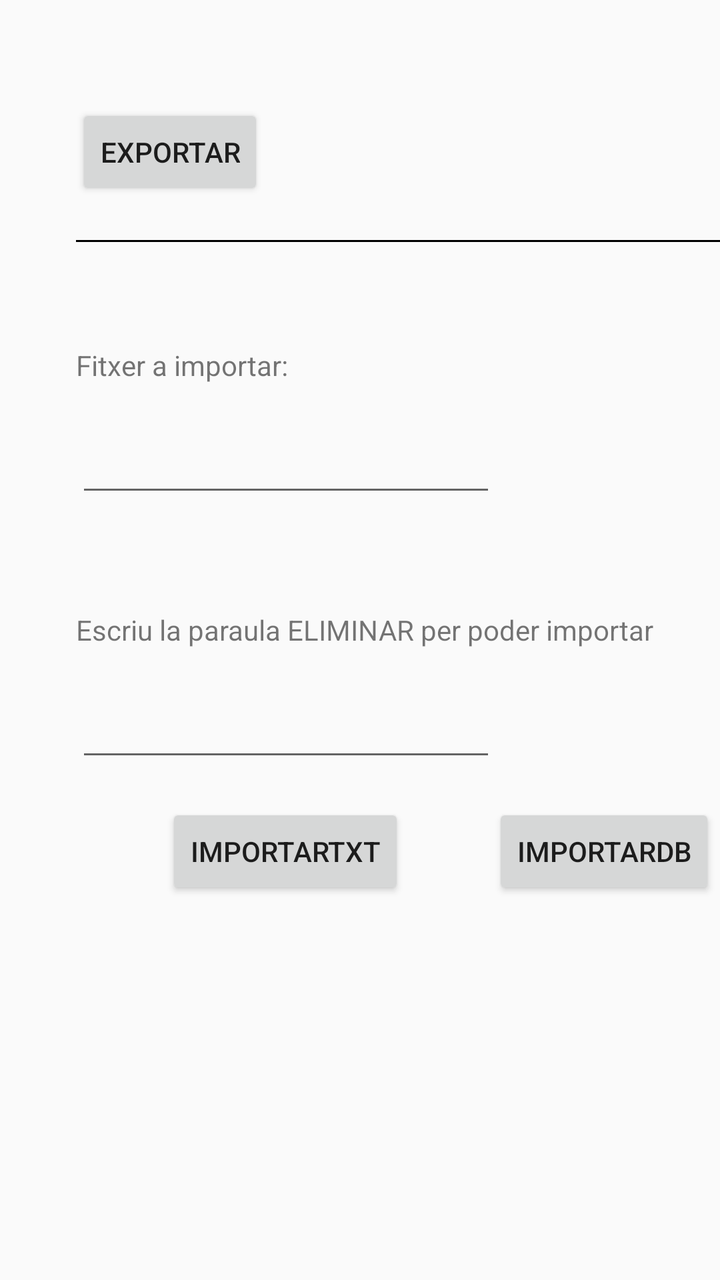
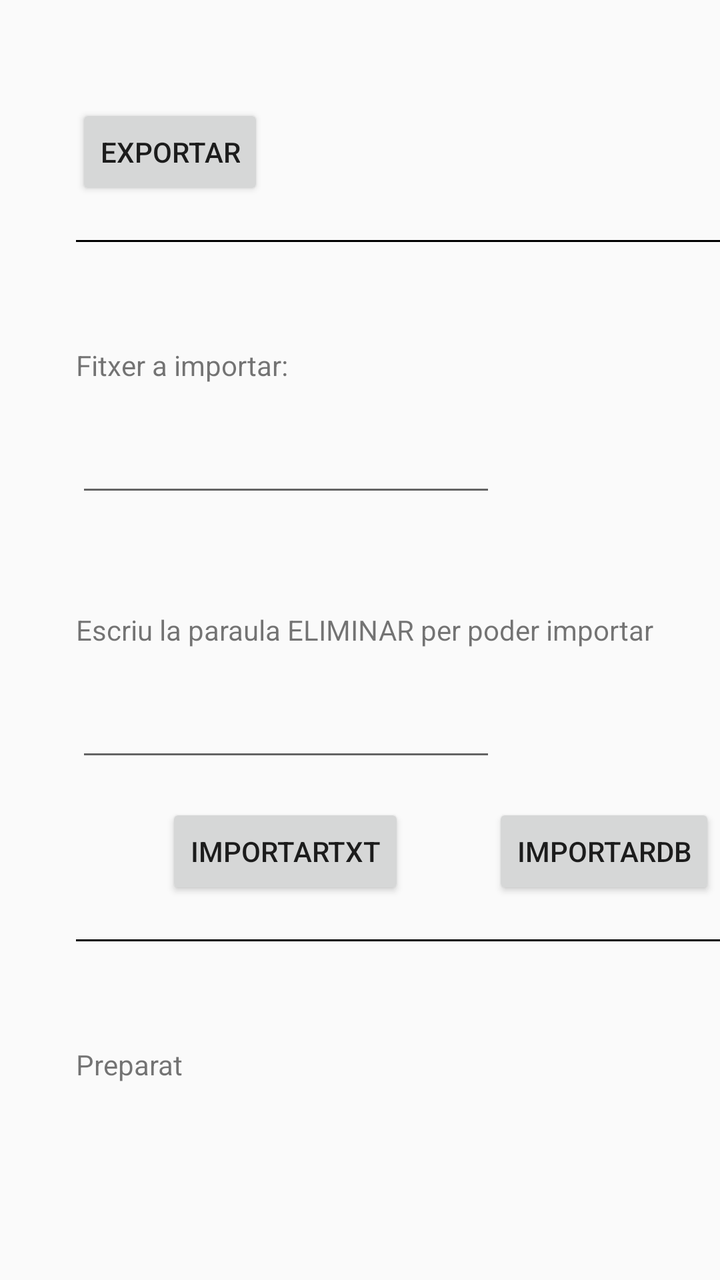

Screens rendered from an Android XML layout before and after an edit, with the pre-edit source and the edit as a unified diff.
<!-- AndroidManifest.xml: application theme AppTheme -->
<!-- res/layout/activity_import_export.xml -->
<?xml version="1.0" encoding="utf-8"?>
<androidx.constraintlayout.widget.ConstraintLayout xmlns:android="http://schemas.android.com/apk/res/android"
    xmlns:app="http://schemas.android.com/apk/res-auto"
    xmlns:tools="http://schemas.android.com/tools"
    android:layout_width="match_parent"
    android:layout_height="match_parent"
    tools:context="com.gruixuts.geniuscares.act_import_export">

    <LinearLayout
        android:layout_width="match_parent"
        android:layout_height="match_parent"
        android:layout_marginLeft="38dp"
        android:orientation="vertical">


        <Button
            android:id="@+id/cmdExportar"
            android:layout_width="wrap_content"
            android:layout_height="wrap_content"
            android:layout_marginTop="52dp"
            android:onClick="exportar"
            android:text="Exportar" />

        <View
            android:layout_width="fill_parent"
            android:layout_height="1dp"
            android:layout_marginTop="20dp"
            android:background="@android:color/black"/>

        <TextView
            android:layout_width="wrap_content"
            android:layout_height="wrap_content"
            android:layout_marginTop="52dp"
            android:text="Fitxer a importar:" />


        <EditText
            android:id="@+id/edtNomFitxerImport"
            android:layout_width="wrap_content"
            android:layout_height="wrap_content"
            android:layout_marginTop="20dp"
            android:ems="10"
            android:inputType="text"
            tools:ignore="SpeakableTextPresentCheck" />

        <TextView
            android:layout_width="wrap_content"
            android:layout_height="wrap_content"
            android:layout_marginTop="52dp"
            android:text="Escriu la paraula ELIMINAR per poder importar" />

        <EditText
            android:id="@+id/edtEliminarOk"
            android:layout_width="wrap_content"
            android:layout_height="wrap_content"
            android:ems="10"
            android:layout_marginTop="20dp"
            android:inputType="textPersonName" />

        <LinearLayout
            android:layout_width="match_parent"
            android:layout_height="match_parent"
            android:layout_marginLeft="1dp"
            android:orientation="horizontal">

            <Button
                android:id="@+id/cmdImportarTxt"
                android:layout_width="wrap_content"
                android:layout_height="wrap_content"
                android:layout_marginStart="44dp"
                android:layout_marginTop="16dp"
                android:onClick="ImportarTxt"
                android:text="ImportarTxt"
                app:layout_constraintStart_toStartOf="parent"
                app:layout_constraintTop_toBottomOf="@+id/edtEliminarOk" />
            <Button
                android:id="@+id/cmdImportarDb"
                android:layout_width="wrap_content"
                android:layout_height="wrap_content"
                android:layout_marginStart="44dp"
                android:layout_marginTop="16dp"
                android:onClick="ImportarDB"
                android:text="ImportarDB"
                app:layout_constraintStart_toStartOf="parent"
                app:layout_constraintTop_toBottomOf="@+id/edtEliminarOk" />
        </LinearLayout>

        <View
            android:layout_width="fill_parent"
            android:layout_height="1dp"
            android:layout_marginTop="20dp"
            android:background="@android:color/black"/>

        <TextView
            android:id="@+id/txtEstat"
            android:layout_width="wrap_content"
            android:layout_height="wrap_content"
            android:layout_marginTop="52dp"
            android:text="Preparat" />

    </LinearLayout>

</androidx.constraintlayout.widget.ConstraintLayout>
<!-- resources referenced by this layout -->
<resources>
  <style name="AppTheme" parent="Theme.AppCompat.Light.DarkActionBar">
          
          <item name="colorPrimary">@color/colorPrimary</item>
          <item name="colorPrimaryDark">@color/colorPrimaryDark</item>
          <item name="colorAccent">@color/colorAccent</item>
      </style>
  <color name="colorPrimary">#3F51B5</color>
  <color name="colorPrimaryDark">#303F9F</color>
  <color name="colorAccent">#FF4081</color>
</resources>

<!-- the commit's change to res/layout/activity_import_export.xml (unified diff, before → after) -->
@@ -59,7 +59,7 @@
 
         <LinearLayout
             android:layout_width="match_parent"
-            android:layout_height="match_parent"
+            android:layout_height="wrap_content"
             android:layout_marginLeft="1dp"
             android:orientation="horizontal">
 
